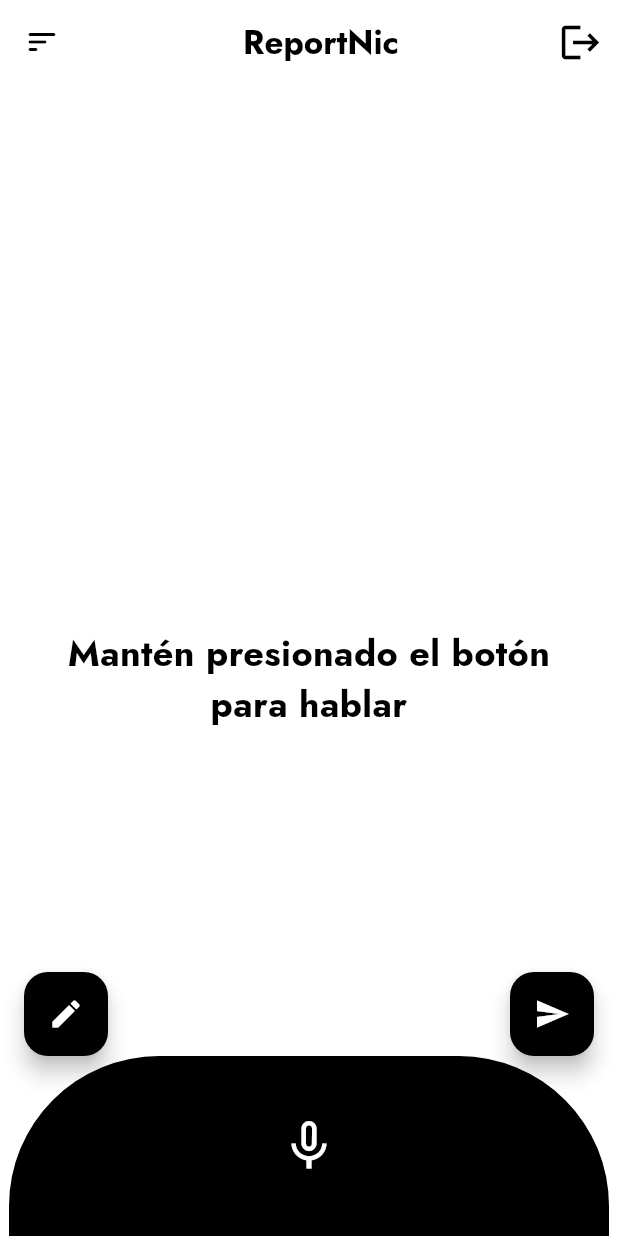
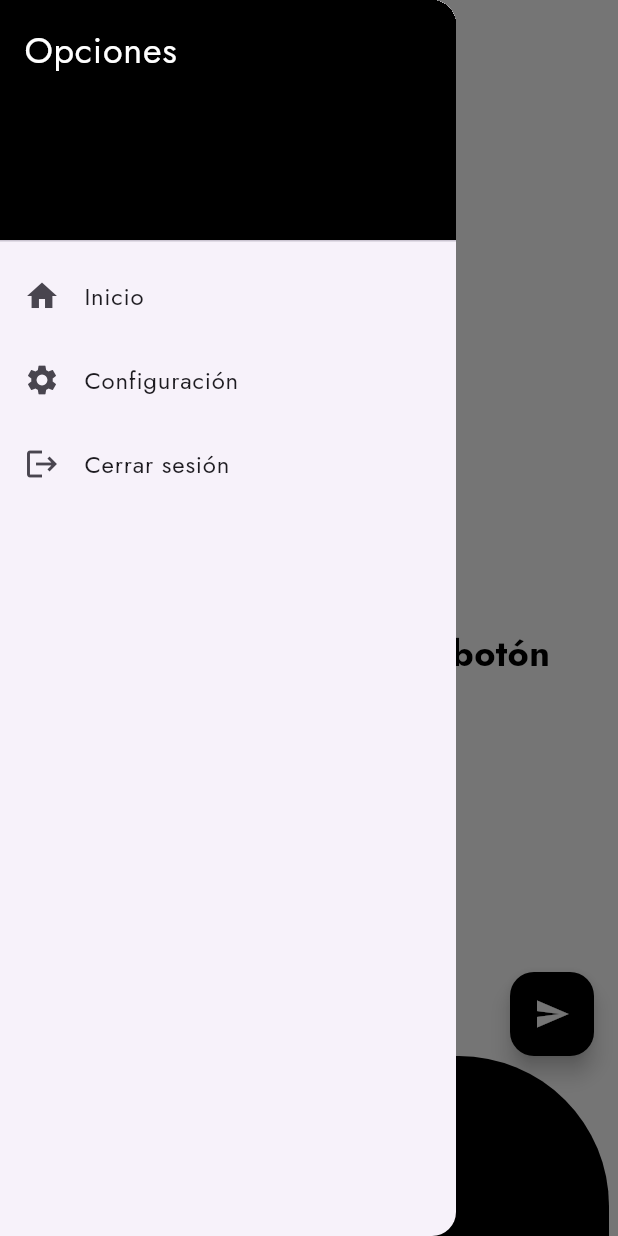
Before and after one commit to trabucko/ReportNic-Movil, a Flutter app: the SpeechScreen screen opened by its route, with the side drawer open (before the commit the screen has no drawer), on a phone screen of 412 x 824 dp. Run offline on Flutter 3.47's test engine with Material 3 defaults, Android fonts, the light colour scheme and no system bars; our stand-ins replace cloud_firestore, email_validator, firebase_auth, firebase_core, geolocator, shared_preferences and 1 more; missing offline and left inert: mapbox_maps_flutter, voice_to_text; accounts and stored records are empty.

```diff
--- a/lib/Screens/home_screen.dart
+++ b/lib/Screens/home_screen.dart
@@ -82,6 +82,44 @@
   Widget build(BuildContext context) {
     return Scaffold(
       backgroundColor: Colors.white,
+      // Agregar el Drawer
+      drawer: Drawer(
+        child: ListView(
+          padding: EdgeInsets.zero,
+          children: [
+            const DrawerHeader(
+              decoration: BoxDecoration(
+                color: Colors.black,
+              ),
+              child: Text(
+                'Opciones',
+                style: TextStyle(color: Colors.white, fontSize: 24),
+              ),
+            ),
+            ListTile(
+              leading: const Icon(Icons.home),
+              title: const Text('Inicio'),
+              onTap: () {
+                Navigator.pop(context); // Cerrar el Drawer
+                // Lógica para la opción de "Inicio"
+              },
+            ),
+            ListTile(
+              leading: const Icon(Icons.settings),
+              title: const Text('Configuración'),
+              onTap: () {
+                Navigator.pop(context); // Cerrar el Drawer
+                // Lógica para la opción de "Configuración"
+              },
+            ),
+            ListTile(
+              leading: const Icon(Icons.logout),
+              title: const Text('Cerrar sesión'),
+              onTap: _logout, // Lógica para cerrar sesión
+            ),
+          ],
+        ),
+      ),
       body: Stack(
         children: [
           Column(
@@ -90,15 +128,21 @@
                   height: 80,
                   color: Colors.transparent,
                   child: AppBar(
-                  leading: const Icon(
-                    Icons.sort_rounded,
-                    color: Colors.black,
+                    leading: Builder(
+                      builder: (context) {
+                        return IconButton(
+                          icon: const Icon(Icons.sort_rounded),
+                          onPressed: () {
+                            Scaffold.of(context).openDrawer(); // Abre el Drawer al hacer clic
+                          },
+                        );
+                      },
                     ),
-                  centerTitle: true,
                     backgroundColor: Colors.transparent,
                     elevation: 0.0,
-                  title: const Center(
-                    child: Text(
+                    title: Container(
+                      alignment: Alignment.center,
+                      child: const Text(
                         "ReportNic",
                         style: TextStyle(
                           fontWeight: FontWeight.bold,
@@ -106,21 +150,7 @@
                         ),
                       ),
                     ),
-                  actions: [
-                    GestureDetector(
-                      onTap: _logout, // Llama a la función para cerrar sesión
-                      child: const Padding(
-                        padding: EdgeInsets.only(right: 10.0),
-                        child: Icon(
-                          Icons.logout,
-                          color: Colors.black,
-                          size: 30, // Tamaño del ícono
-                        ),
-                      ),
-                    ),
-                  ],
-                ),
-              ),
+                  )),
               Expanded(
                 child: Center(
                   child: Container(
--- a/lib/Screens/info_envio.dart
+++ b/lib/Screens/info_envio.dart
@@ -21,6 +21,10 @@
       'fichaPaciente': fichaPaciente,
       'hospitalSeleccionado': {
         'nombre': hospitalSeleccionado['name'],
+        'coordenadas': {
+          'latitude': hospitalSeleccionado['coordinates']['Hospital Coordenadas']['latitude'],
+          'longitude': hospitalSeleccionado['coordinates']['Hospital Coordenadas']['longitude'],
+        },
       },
       'coordenadasActuales': {
         'latitude': hospitalSeleccionado['coordinates']['Ambulancia Coordenadas']['latitude'],
--- a/lib/Screens/mapa_screen.dart
+++ b/lib/Screens/mapa_screen.dart
@@ -359,6 +359,10 @@
                                                   'latitude': _currentPosition!.latitude,
                                                   'longitude': _currentPosition!.longitude,
                                                 },
+                                                'Hospital Coordenadas': {
+                                                  'latitude': hospital['geometry']['coordinates'][1], // Coordenadas del hospital seleccionado
+                                                  'longitude': hospital['geometry']['coordinates'][0], // Coordenada de longitud del hospital seleccionado
+                                                },
                                               },
                                               'details': hospital,
                                             };
```
Lines whose indentation alone changed are shown as unchanged.
